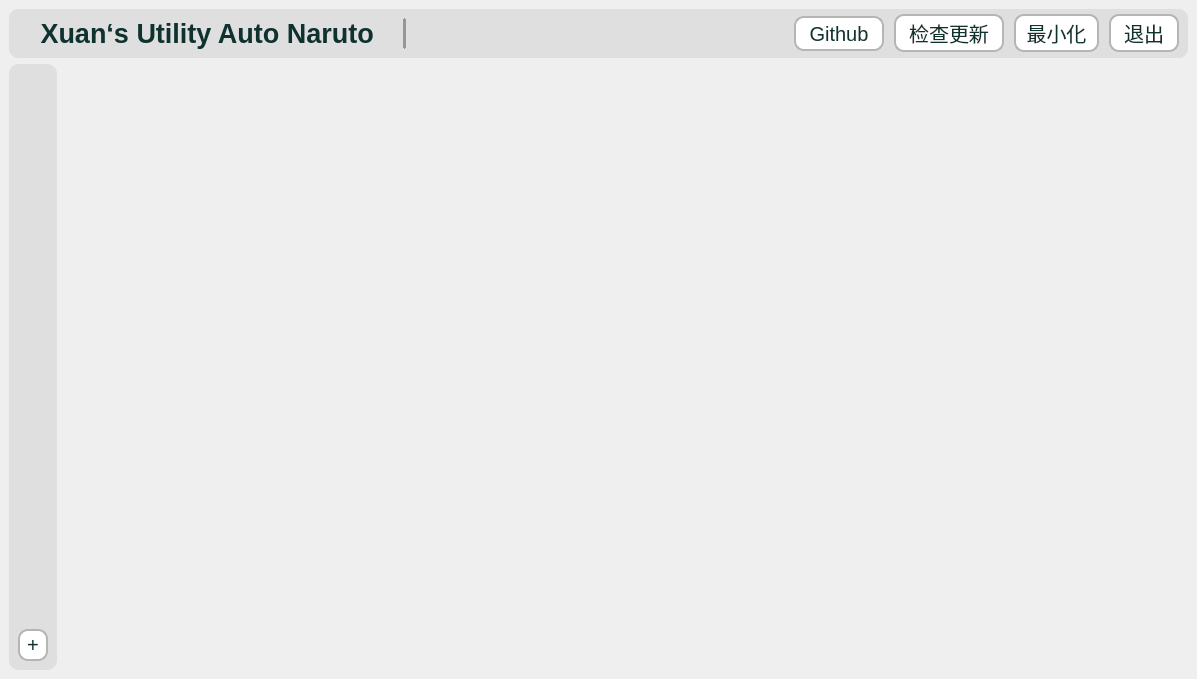
Above: utils/ui/Xuan.ui from XBJF-X/Xuan-s-UltilityAutoNaruto before the change. Below: the same form after it.
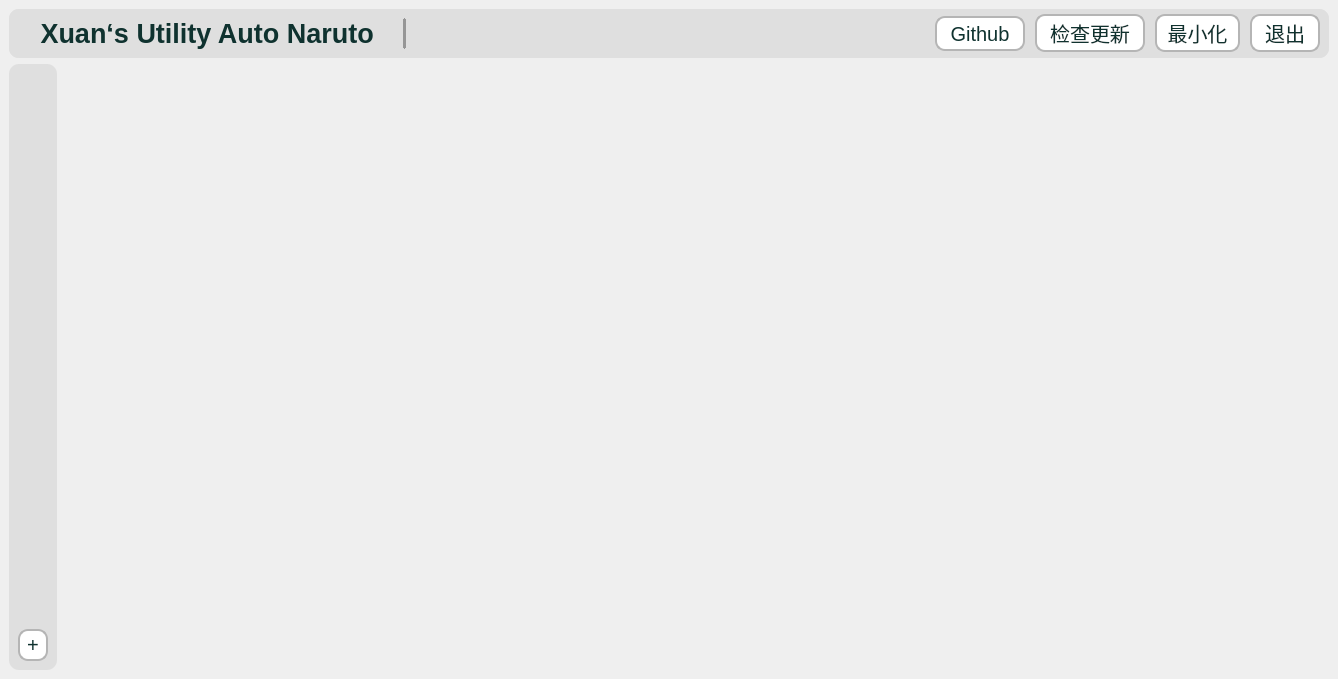
That is the form after the change.

The edit to the form file:
```diff
--- a/utils/ui/Xuan.ui
+++ b/utils/ui/Xuan.ui
@@ -6,7 +6,7 @@
    <rect>
     <x>0</x>
     <y>0</y>
-    <width>1197</width>
+    <width>1338</width>
     <height>679</height>
    </rect>
   </property>
```
Left out of the diff: 6 changed lines with no effect on the pictures.
